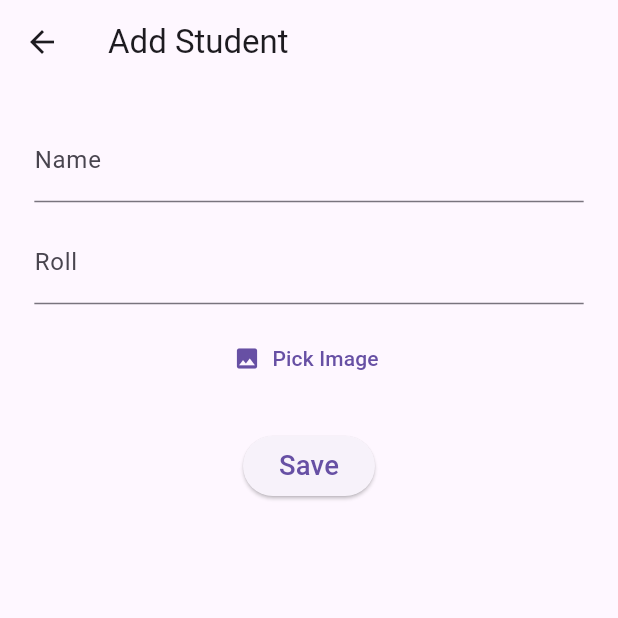
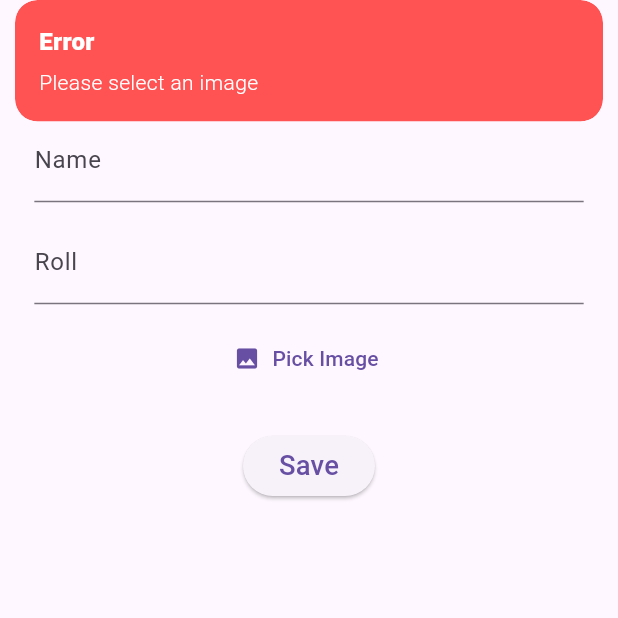
Before and after one commit to ZulfiqarAlam18/flutter_with_firebase_supabase, a Flutter app: the AddStudentScreen screen opened by its route, after a tap on "Save", on a phone screen of 412 x 824 dp, the top half of it. Run offline on Flutter 3.47's test engine with Material 3 defaults, Android fonts, the phone set to English and light mode, and no system bars; our stand-ins replace cloud_firestore, firebase_auth, firebase_core, flutter_screenutil, get, image_picker and 1 more; accounts and stored records are empty.

```diff
--- /dev/null
+++ b/lib/constants/supabase_key.dart
@@ -0,0 +1,2 @@
+const String supabaseUrl = 'https://njnqwltaywzyjcceqxaw.supabase.co';
+const String supabaseAnonKey = 'eyJhbGciOiJIUzI1NiIsInR5cCI6IkpXVCJ9.eyJpc3MiOiJzdXBhYmFzZSIsInJlZiI6Im5qbnF3bHRheXd6eWpjY2VxeGF3Iiwicm9sZSI6ImFub24iLCJpYXQiOjE3NTMyNzc5MDEsImV4cCI6MjA2ODg1MzkwMX0.sd78YzA0_TPwkfbySI_P2vveLqCJE6168nx_vV2-y5M';
--- a/lib/views/student_screens/add.dart
+++ b/lib/views/student_screens/add.dart
@@ -1,4 +1,3 @@
-
 /// lib/auth/add_student_screen.dart
 import 'dart:io';
 import 'package:flutter/material.dart';
@@ -26,15 +25,49 @@ class _AddStudentScreenState extends State<AddStudentScreen> {
   }
 
   void _save() async {
-    if (_image == null) return;
+    if (_image == null) {
+      Get.snackbar(
+        "Error",
+        "Please select an image",
+        backgroundColor: Colors.redAccent,
+        colorText: Colors.white,
+      );
+      return;
+    }
+    if (nameCtrl.text.trim().isEmpty || rollCtrl.text.trim().isEmpty) {
+      Get.snackbar(
+        "Error",
+        "Please fill all fields",
+        backgroundColor: Colors.redAccent,
+        colorText: Colors.white,
+      );
+      return;
+    }
+
     setState(() => _loading = true);
+    try {
       await StudentController.instance.addStudent(
         nameCtrl.text.trim(),
         rollCtrl.text.trim(),
         _image!,
       );
+      Get.snackbar(
+        "Success",
+        "Student added successfully",
+        backgroundColor: Colors.green,
+        colorText: Colors.white,
+      );
+      Get.back();
+    } catch (e) {
+      Get.snackbar(
+        "Error",
+        "Failed to add student: $e",
+        backgroundColor: Colors.redAccent,
+        colorText: Colors.white,
+      );
+    } finally {
       setState(() => _loading = false);
-    Get.back();
+    }
   }
 
   @override
@@ -45,9 +78,15 @@ class _AddStudentScreenState extends State<AddStudentScreen> {
         padding: EdgeInsets.all(20.w),
         child: Column(
           children: [
-            TextField(controller: nameCtrl, decoration: InputDecoration(labelText: 'Name')),
+            TextField(
+              controller: nameCtrl,
+              decoration: InputDecoration(labelText: 'Name'),
+            ),
             SizedBox(height: 10.h),
-            TextField(controller: rollCtrl, decoration: InputDecoration(labelText: 'Roll')),
+            TextField(
+              controller: rollCtrl,
+              decoration: InputDecoration(labelText: 'Roll'),
+            ),
             SizedBox(height: 10.h),
             _image == null
                 ? TextButton.icon(
--- a/pubspec.yaml
+++ b/pubspec.yaml
@@ -20,9 +20,10 @@ dependencies:
   firebase_core: ^3.15.2
   firebase_auth: ^5.7.0
   cloud_firestore: ^5.6.12
-  firebase_storage: ^12.4.10
   image_picker: ^1.1.2
   uuid: ^4.5.1
+  supabase_flutter: ^2.9.1
+  path: ^1.9.1
 
 dev_dependencies:
   flutter_test:
```
Also changed, not shown: lib/controller/student_controller.dart (+13 -13 lines), lib/main.dart (+23 -8 lines), lib/services/storage_service.dart (added, +48 -0 lines), lib/views/home_screen/home_page.dart (+32 -5 lines), lib/views/student_screens/delete.dart (+17 -1 lines), lib/views/student_screens/update.dart (+50 -4 lines), lib/views/student_screens/view.dart (+27 -3 lines), pubspec.lock, 1 other file. Lines whose indentation alone changed are shown as unchanged.
